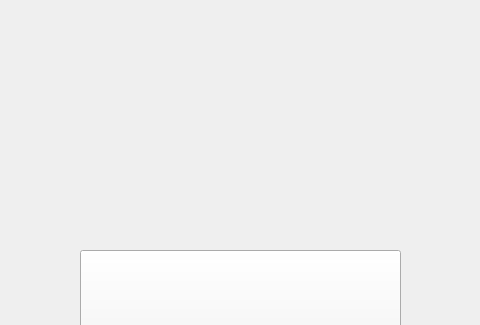
First picture: the form in project_1/try/B.ui, repository cxfann/DL_HW1, before the edit; both pictures show x 160 to 640 and y 0 to 325 of the 800 by 600 pixel window.
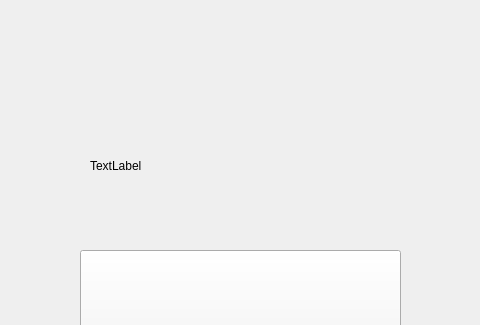
Second picture: the form after the edit.

```diff
--- a/project_1/try/B.ui
+++ b/project_1/try/B.ui
@@ -27,6 +27,19 @@
      <string>to_C</string>
     </property>
    </widget>
+   <widget class="QLabel" name="labeltest">
+    <property name="geometry">
+     <rect>
+      <x>250</x>
+      <y>130</y>
+      <width>301</width>
+      <height>71</height>
+     </rect>
+    </property>
+    <property name="text">
+     <string>TextLabel</string>
+    </property>
+   </widget>
   </widget>
   <widget class="QMenuBar" name="menubar">
    <property name="geometry">
```
